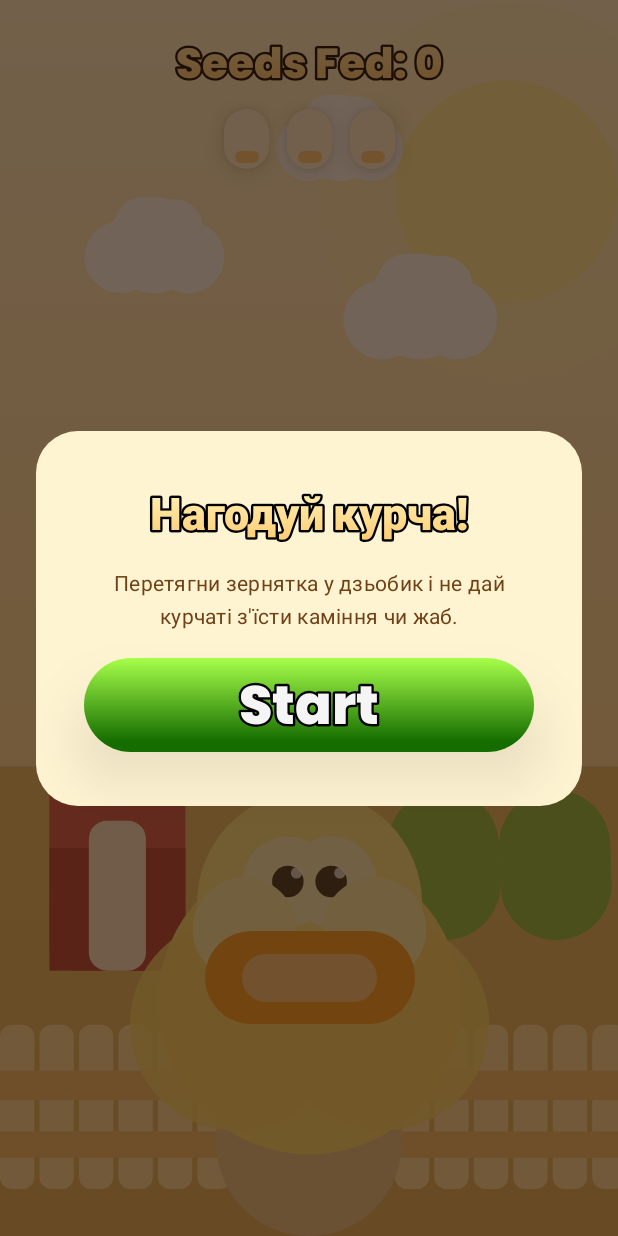
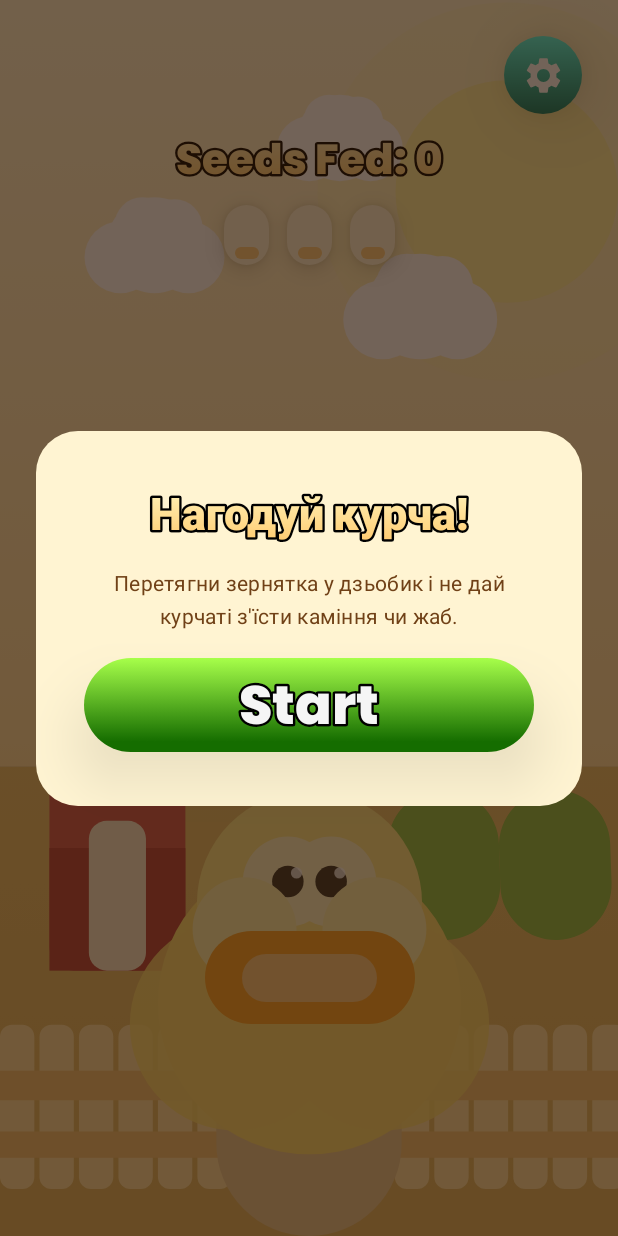
Before and after one commit to Maksym-Latt/Feed-the-Chick, an Android app built with Jetpack Compose: the composable GameScreen shown on its own in the app's theme, on a phone screen of 412 x 824 dp. Run offline under Robolectric (Android 15) with nearby library versions, the phone set to English and light mode, and no system bars.

Commit message:
Add settings overlays and improve feeding hitbox

```diff
--- a/app/src/main/java/com/manacode/feedthechick/ui/main/gamescreen/GameScreen.kt
+++ b/app/src/main/java/com/manacode/feedthechick/ui/main/gamescreen/GameScreen.kt
@@ -26,6 +26,9 @@ import androidx.compose.foundation.shape.CircleShape
 import androidx.compose.material3.MaterialTheme
 import androidx.compose.material3.Surface
 import androidx.compose.material3.Text
+import androidx.compose.material.icons.Icons
+import androidx.compose.material.icons.filled.Settings
+import androidx.compose.material3.Icon
 import androidx.compose.runtime.Composable
 import androidx.compose.runtime.DisposableEffect
 import androidx.compose.runtime.LaunchedEffect
@@ -58,6 +61,7 @@ import androidx.compose.ui.zIndex
 import com.manacode.feedthechick.ui.main.component.FarmBackground
 import com.manacode.feedthechick.ui.main.component.GradientOutlinedText
 import com.manacode.feedthechick.ui.main.component.OrangePrimaryButton
+import com.manacode.feedthechick.ui.main.component.SecondaryIconButton
 import com.manacode.feedthechick.ui.main.component.StartPrimaryButton
 import kotlinx.coroutines.delay
 import kotlin.math.roundToInt
@@ -72,6 +76,7 @@ fun GameScreen(
     var running by remember { mutableStateOf(false) }
     var showIntro by remember { mutableStateOf(true) }
     var showGameOver by remember { mutableStateOf(false) }
+    var showSettingsOverlay by remember { mutableStateOf(false) }
     var spawnDelay by remember { mutableLongStateOf(1600L) }
     val items = remember { mutableStateListOf<SpawnedItem>() }
     var nextItemId by remember { mutableIntStateOf(0) }
@@ -95,6 +100,7 @@ fun GameScreen(
         spawnDelay = 1600L
         showIntro = false
         showGameOver = false
+        showSettingsOverlay = false
         running = true
         resetKey++
     }
@@ -103,6 +109,7 @@ fun GameScreen(
         running = false
         showGameOver = true
         items.clear()
+        showSettingsOverlay = false
     }
 
     fun registerMistake() {
@@ -119,8 +126,15 @@ fun GameScreen(
     }
 
     BackHandler(enabled = true) {
-        running = false
-        onExitToMenu(score)
+        if (showSettingsOverlay) {
+            showSettingsOverlay = false
+            if (!showIntro && !showGameOver) {
+                running = true
+            }
+        } else {
+            running = false
+            onExitToMenu(score)
+        }
     }
 
     Surface(color = MaterialTheme.colorScheme.background) {
@@ -182,6 +196,28 @@ fun GameScreen(
                     .padding(horizontal = 24.dp, vertical = 24.dp),
                 horizontalAlignment = Alignment.CenterHorizontally
             ) {
+                Row(
+                    modifier = Modifier.fillMaxWidth(),
+                    horizontalArrangement = Arrangement.End
+                ) {
+                    SecondaryIconButton(
+                        onClick = {
+                            running = false
+                            showSettingsOverlay = true
+                        },
+                        modifier = Modifier.size(52.dp)
+                    ) {
+                        Icon(
+                            imageVector = Icons.Default.Settings,
+                            contentDescription = "Pause and open settings",
+                            tint = Color.White,
+                            modifier = Modifier.fillMaxSize(0.8f)
+                        )
+                    }
+                }
+
+                Spacer(modifier = Modifier.height(12.dp))
+
                 Scoreboard(score = score, lives = lives)
             }
 
@@ -225,6 +261,30 @@ fun GameScreen(
                 exit = fadeOut()
             ) {
                 IntroOverlay(onStart = { resetGame() })
+            }
+
+            AnimatedVisibility(
+                visible = showSettingsOverlay,
+                enter = fadeIn(),
+                exit = fadeOut()
+            ) {
+                GameSettingsOverlay(
+                    onResume = {
+                        showSettingsOverlay = false
+                        if (!showIntro && !showGameOver) {
+                            running = true
+                        }
+                    },
+                    onRetry = {
+                        showSettingsOverlay = false
+                        resetGame()
+                    },
+                    onHome = {
+                        showSettingsOverlay = false
+                        running = false
+                        onExitToMenu(score)
+                    }
+                )
             }
 
             AnimatedVisibility(
@@ -315,6 +375,8 @@ private fun Chick(
     modifier: Modifier,
     onMouthMeasured: (Rect) -> Unit,
 ) {
+    val density = LocalDensity.current
+
     Box(modifier = modifier) {
         androidx.compose.foundation.Canvas(modifier = Modifier.matchParentSize()) {
             val bodyCenter = Offset(size.width / 2f, size.height * 0.6f)
@@ -341,7 +403,17 @@ private fun Chick(
                 .size(width = 140.dp, height = 62.dp)
                 .clip(androidx.compose.foundation.shape.RoundedCornerShape(40.dp))
                 .background(Color(0xFFFFA726))
-                .onGloballyPositioned { layout -> onMouthMeasured(layout.boundsInRoot()) }
+                .onGloballyPositioned { layout ->
+                    val bounds = layout.boundsInRoot()
+                    val extra = with(density) { 16.dp.toPx() }
+                    val expanded = Rect(
+                        left = bounds.left - extra,
+                        top = bounds.top - extra,
+                        right = bounds.right + extra,
+                        bottom = bounds.bottom + extra
+                    )
+                    onMouthMeasured(expanded)
+                }
         )
 
         Box(
```
Also changed, not shown: app/src/main/java/com/manacode/feedthechick/ui/main/menuscreen/MenuScreen.kt (+20 -1 lines), app/src/main/java/com/manacode/feedthechick/ui/main/root/AppRoot.kt (+40 -4 lines).
